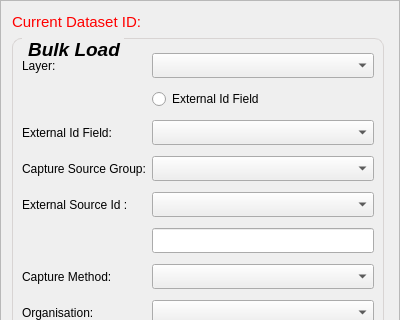
linz/nz-buildings, file buildings/gui/bulk_load.ui: the form before one commit; both pictures show x 0 to 400 and y 0 to 320 of the 400 by 900 pixel window.
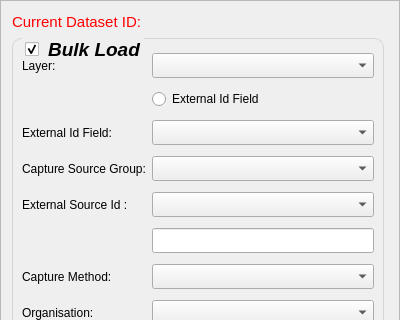
The form after the commit. Custom widgets are drawn as their Qt base class.

Commit message: Add group-box-check-box to hide all the building outline layers

```diff
--- a/buildings/gui/bulk_load.ui
+++ b/buildings/gui/bulk_load.ui
@@ -169,7 +169,7 @@
           <bool>true</bool>
          </property>
          <property name="checkable">
-          <bool>false</bool>
+          <bool>true</bool>
          </property>
          <layout class="QGridLayout" name="gridLayout_3">
           <item row="4" column="0">
```
The commit also changes 1 other file.
